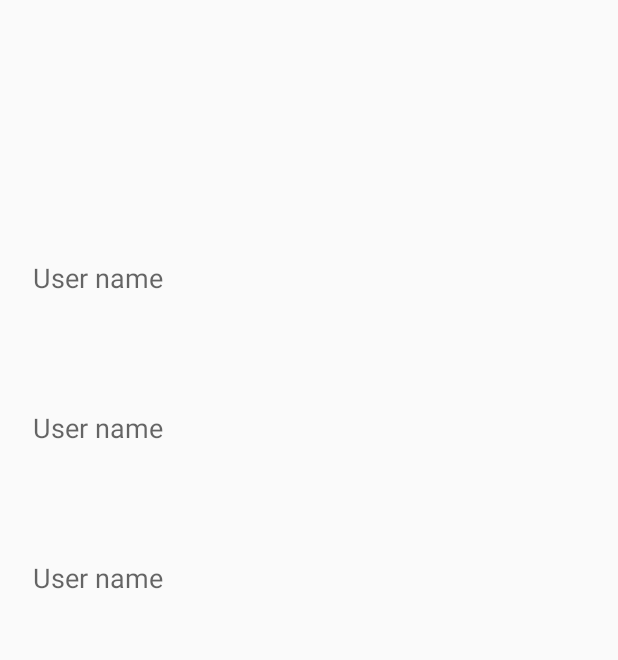
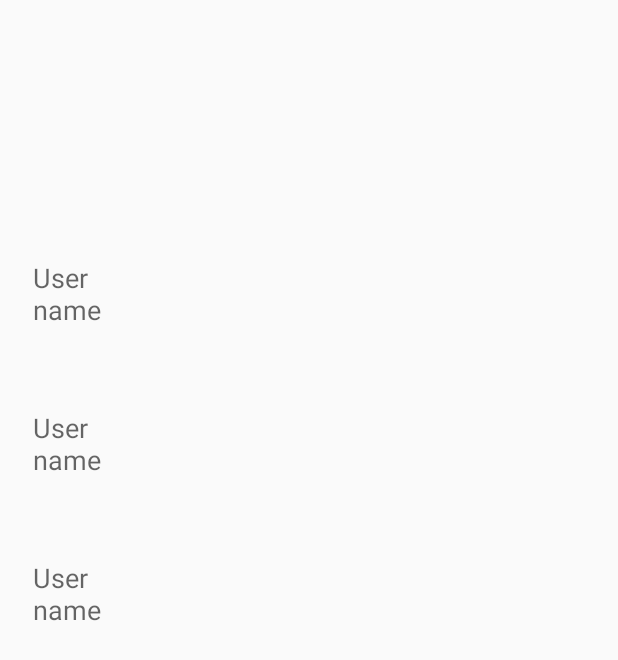
Before and after one commit to pusher/chatkit-android, an Android app: the layout content_chat_room.xml on its own in the app's theme, with its tools: preview values and no code run, on a phone screen of 412 x 824 dp. Shown: the top 660 px of the screen. Run offline under Robolectric (Android 15) with nearby library versions, the phone set to English and light mode, and no system bars.

Commit message:
A slightly less shitty demo

```diff
--- a/app/src/main/java/com/pusher/chatkit/sample/ChatRoomActivity.java
+++ b/app/src/main/java/com/pusher/chatkit/sample/ChatRoomActivity.java
@@ -66,6 +66,7 @@ public class ChatRoomActivity extends AppCompatActivity {
             @Override
             public void onCurrentUser(@NonNull CurrentUser user) {
                 Room room = user.getRoom(roomId);
+                setTitle(room.getName());
                 user.subscribeToRoom(room, new RoomSubscriptionListenersAdapter() {
                     @Override
                     public void onNewMessage(Message message) {
--- a/app/src/main/res/layout/insert_message.xml
+++ b/app/src/main/res/layout/insert_message.xml
@@ -2,13 +2,13 @@
 <RelativeLayout
     xmlns:android="http://schemas.android.com/apk/res/android"
     android:layout_width="match_parent"
-    android:layout_height="480dp">
+    android:layout_height="wrap_content">
 
     <EditText
         android:id="@+id/editText"
         android:hint="Enter message"
         android:layout_width="match_parent"
-        android:layout_height="match_parent"
+        android:layout_height="wrap_content"
         android:layout_alignParentStart="true"
         android:layout_alignParentTop="true"
         android:layout_marginStart="43dp"
--- a/app/src/main/res/layout/message_list_item.xml
+++ b/app/src/main/res/layout/message_list_item.xml
@@ -8,10 +8,11 @@
 
     <TextView
         android:id="@+id/sender_name"
-        android:layout_width="0dp"
+        android:layout_width="80dp"
         android:layout_height="wrap_content"
         android:layout_marginBottom="8dp"
         android:layout_marginTop="8dp"
+        android:textAlignment="viewStart"
         android:textAppearance="@style/TextAppearance.AppCompat.Medium"
         app:layout_constraintBottom_toBottomOf="parent"
         app:layout_constraintStart_toStartOf="parent"
@@ -25,11 +26,12 @@
         android:layout_height="wrap_content"
         android:layout_marginBottom="8dp"
         android:layout_marginEnd="8dp"
-        android:layout_marginStart="32dp"
+        android:layout_marginStart="8dp"
         android:layout_marginTop="8dp"
         android:lines="8"
         android:maxLines="8"
         android:singleLine="false"
+        android:textAlignment="viewStart"
         android:textAppearance="@style/TextAppearance.AppCompat.Medium"
         app:layout_constraintBottom_toBottomOf="parent"
         app:layout_constraintEnd_toEndOf="parent"
```
